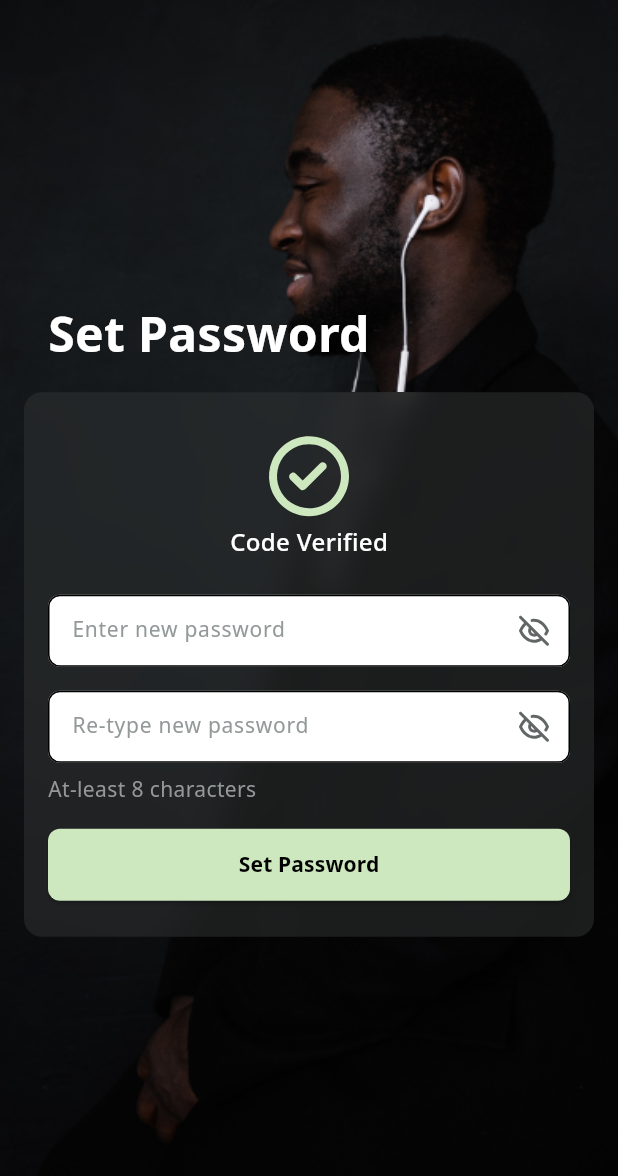
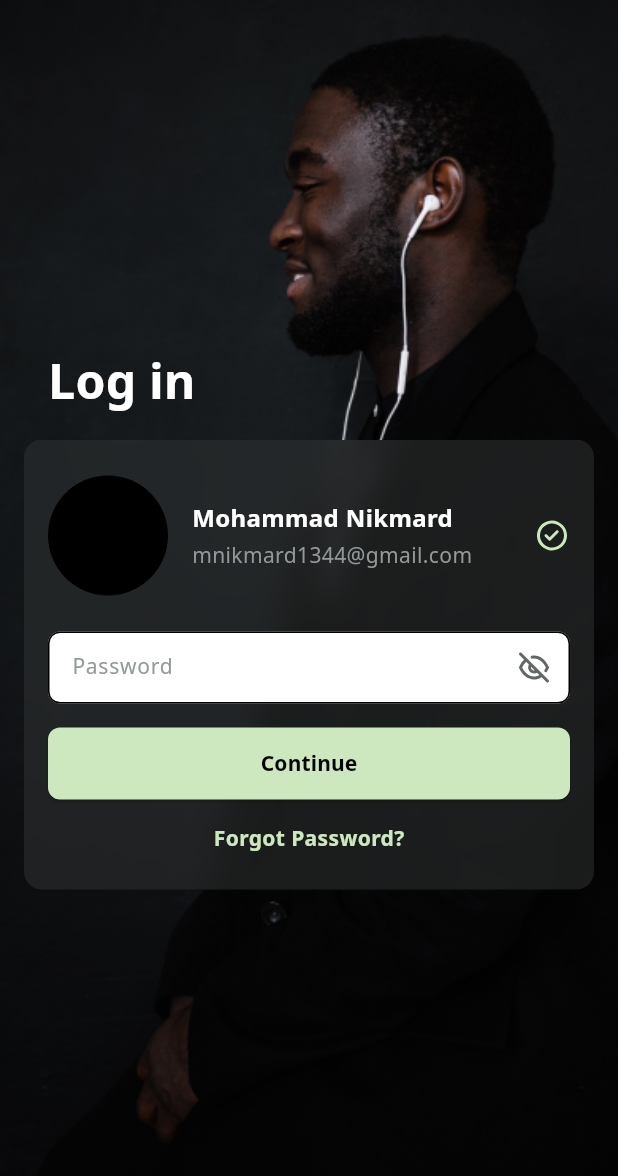
Before and after one commit to Mohammad-Nikmard/Book-Nexus, a Flutter app: the screen it shows after launch, on a phone screen of 412 x 824 dp. Shown: the top 1176 px of the screen. Run offline on Flutter 3.47's test engine with Material 3 defaults, Android fonts, the phone set to English and light mode, and no system bars; our stand-ins replace flutter_staggered_animations, flutter_svg.

Commit message:
feature: add login with password screen

```diff
--- a/lib/main.dart
+++ b/lib/main.dart
@@ -1,4 +1,4 @@
-import 'package:book_nexsus/ui/set_password_screen.dart';
+import 'package:book_nexsus/ui/login_with_password_screen.dart';
 import 'package:flutter/material.dart';
 
 void main() {
@@ -12,7 +12,7 @@ class MyApp extends StatelessWidget {
   Widget build(BuildContext context) {
     return const MaterialApp(
       debugShowCheckedModeBanner: false,
-      home: SetPasswordScreen(),
+      home: LoginWithPasswordScreen(),
     );
   }
 }
--- a/lib/ui/login_screen.dart
+++ b/lib/ui/login_with_email_screen.dart
@@ -5,14 +5,14 @@ import 'package:book_nexsus/widgets/custom_text_field.dart';
 import 'package:flutter/material.dart';
 import 'package:flutter_svg/svg.dart';
 
-class LoginScreen extends StatefulWidget {
-  const LoginScreen({super.key});
+class LoginWithEmailScreen extends StatefulWidget {
+  const LoginWithEmailScreen({super.key});
 
   @override
-  State<LoginScreen> createState() => _LoginScreenState();
+  State<LoginWithEmailScreen> createState() => _LoginWithEmailScreenState();
 }
 
-class _LoginScreenState extends State<LoginScreen> {
+class _LoginWithEmailScreenState extends State<LoginWithEmailScreen> {
   late TextEditingController emailController;
 
   @override
--- /dev/null
+++ b/lib/ui/login_with_password_screen.dart
@@ -0,0 +1,163 @@
+import 'package:book_nexsus/constants/constants.dart';
+import 'package:book_nexsus/widgets/custom_blur_box.dart';
+import 'package:book_nexsus/widgets/custom_elevated_button.dart';
+import 'package:book_nexsus/widgets/custom_text_field.dart';
+import 'package:flutter/material.dart';
+import 'package:flutter_svg/svg.dart';
+
+class LoginWithPasswordScreen extends StatelessWidget {
+  const LoginWithPasswordScreen({super.key});
+
+  @override
+  Widget build(BuildContext context) {
+    return const DecoratedBox(
+      decoration: BoxDecoration(
+        image: DecorationImage(
+          fit: BoxFit.cover,
+          image: AssetImage(
+            'assets/images/background_guy.png',
+          ),
+        ),
+      ),
+      child: Scaffold(
+        backgroundColor: Colors.transparent,
+        body: Padding(
+          padding: EdgeInsets.symmetric(horizontal: 16),
+          child: Column(
+            mainAxisAlignment: MainAxisAlignment.center,
+            crossAxisAlignment: CrossAxisAlignment.start,
+            children: [
+              Padding(
+                padding: EdgeInsets.only(left: 16),
+                child: Text(
+                  'Log in',
+                  style: TextStyle(
+                    fontFamily: 'NB',
+                    fontSize: 32,
+                    color: AppColors.white,
+                  ),
+                ),
+              ),
+              SizedBox(height: 16),
+              CustomBlurBox(
+                child: _BlurBoxContent(),
+              ),
+            ],
+          ),
+        ),
+      ),
+    );
+  }
+}
+
+class _BlurBoxContent extends StatefulWidget {
+  const _BlurBoxContent();
+
+  @override
+  State<_BlurBoxContent> createState() => _BlurBoxContentState();
+}
+
+class _BlurBoxContentState extends State<_BlurBoxContent> {
+  late TextEditingController passwordController;
+
+  bool isPasswordVisible = false;
+
+  @override
+  void initState() {
+    super.initState();
+    passwordController = TextEditingController();
+  }
+
+  @override
+  void dispose() {
+    super.dispose();
+    passwordController.dispose();
+  }
+
+  @override
+  Widget build(BuildContext context) {
+    return Column(
+      children: [
+        Row(
+          children: [
+            const CircleAvatar(
+              radius: 40,
+              backgroundColor: Colors.black,
+            ),
+            const SizedBox(width: 16),
+            const Column(
+              crossAxisAlignment: CrossAxisAlignment.start,
+              mainAxisAlignment: MainAxisAlignment.center,
+              children: [
+                Text(
+                  'Mohammad Nikmard',
+                  style: TextStyle(
+                    fontFamily: 'NB',
+                    fontSize: 16,
+                    color: AppColors.white,
+                  ),
+                ),
+                SizedBox(height: 4),
+                Text(
+                  'mnikmard1344@gmail.com',
+                  style: TextStyle(
+                    fontFamily: 'NR',
+                    fontSize: 14,
+                    color: AppColors.greyLight,
+                  ),
+                ),
+              ],
+            ),
+            const Spacer(),
+            SvgPicture.asset(
+              'assets/images/icon_check.svg',
+              height: 24,
+              width: 24,
+            ),
+          ],
+        ),
+        const SizedBox(height: 24),
+        CustomTextField(
+          controller: passwordController,
+          hintText: 'Password',
+          obscureText: isPasswordVisible,
+          suffixIcon: GestureDetector(
+            onTap: () {
+              setState(() {
+                isPasswordVisible = !isPasswordVisible;
+              });
+            },
+            child: !isPasswordVisible
+                ? SizedBox(
+                    height: 24,
+                    width: 24,
+                    child: Center(
+                      child: SvgPicture.asset(
+                        'assets/images/icon_eye_close.svg',
+                      ),
+                    ),
+                  )
+                : const Icon(
+                    Icons.remove_red_eye,
+                    size: 24,
+                  ),
+          ),
+        ),
+        const SizedBox(height: 16),
+        CustomElevatedButton(
+          onPressed: () {},
+          text: 'Continue',
+        ),
+        const SizedBox(height: 16),
+        const Text(
+          'Forgot Password?',
+          style: TextStyle(
+            fontFamily: 'NB',
+            fontSize: 14,
+            color: AppColors.greenAccent,
+          ),
+        ),
+      ],
+    );
+  }
+}
```
